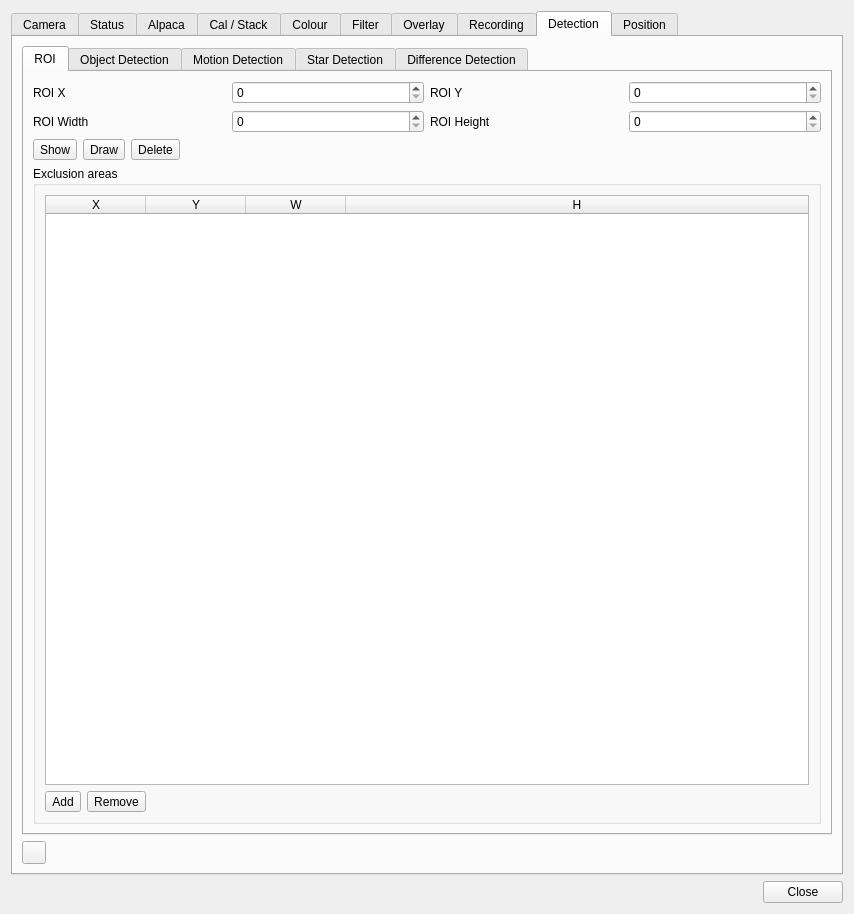
Qt form plugins/feature/camera/camerasettingsdialog.ui (srcejon/sdrangel) before a commit.
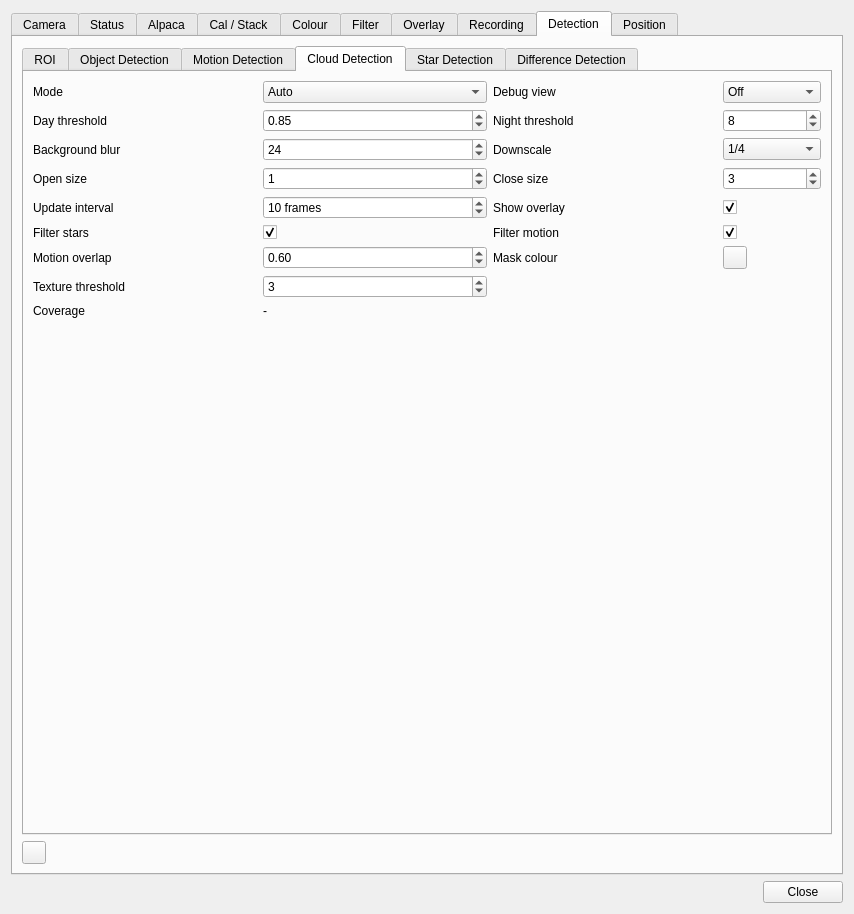
The same form after that commit. The open tabs and pages were chosen to show the change. Icons and pictures are not drawn. Custom widgets are drawn as their Qt base class.

Commit message: Add cloud detection

The edit to the form file:
```diff
--- a/plugins/feature/camera/camerasettingsdialog.ui
+++ b/plugins/feature/camera/camerasettingsdialog.ui
@@ -6096,6 +6096,426 @@
            </item>
           </layout>
          </widget>
+         <widget class="QWidget" name="tabCloud">
+          <property name="toolTip">
+           <string>Cloud detection settings.</string>
+          </property>
+          <attribute name="title">
+           <string>Cloud Detection</string>
+          </attribute>
+          <layout class="QGridLayout" name="gridLayoutCloud">
+           <item row="0" column="0">
+            <widget class="QLabel" name="cloudModeLabel">
+             <property name="minimumSize">
+              <size>
+               <width>130</width>
+               <height>0</height>
+              </size>
+             </property>
+             <property name="text">
+              <string>Mode</string>
+             </property>
+            </widget>
+           </item>
+           <item row="0" column="1">
+            <widget class="QComboBox" name="cloudModeCombo">
+             <property name="minimumSize">
+              <size>
+               <width>180</width>
+               <height>0</height>
+              </size>
+             </property>
+             <property name="toolTip">
+              <string>Cloud classification path. Auto picks day or night from overall frame brightness; day thresholds the red/blue ratio; night thresholds sky-background deviation</string>
+             </property>
+             <item>
+              <property name="text">
+               <string>Auto</string>
+              </property>
+             </item>
+             <item>
+              <property name="text">
+               <string>Day</string>
+              </property>
+             </item>
+             <item>
+              <property name="text">
+               <string>Night</string>
+              </property>
+             </item>
+            </widget>
+           </item>
+           <item row="0" column="2">
+            <widget class="QLabel" name="cloudDebugViewLabel">
+             <property name="minimumSize">
+              <size>
+               <width>130</width>
+               <height>0</height>
+              </size>
+             </property>
+             <property name="text">
+              <string>Debug view</string>
+             </property>
+            </widget>
+           </item>
+           <item row="0" column="3">
+            <widget class="QComboBox" name="cloudDebugViewCombo">
+             <property name="toolTip">
+              <string>Replace the preview image with an intermediate cloud detection stage</string>
+             </property>
+             <item>
+              <property name="text">
+               <string>Off</string>
+              </property>
+             </item>
+             <item>
+              <property name="text">
+               <string>Background</string>
+              </property>
+             </item>
+             <item>
+              <property name="text">
+               <string>Signal</string>
+              </property>
+             </item>
+             <item>
+              <property name="text">
+               <string>Thresholded</string>
+              </property>
+             </item>
+             <item>
+              <property name="text">
+               <string>Final</string>
+              </property>
+             </item>
+             <item>
+              <property name="text">
+               <string>Texture</string>
+              </property>
+             </item>
+            </widget>
+           </item>
+           <item row="1" column="0">
+            <widget class="QLabel" name="cloudDayThresholdLabel">
+             <property name="text">
+              <string>Day threshold</string>
+             </property>
+            </widget>
+           </item>
+           <item row="1" column="1">
+            <widget class="QDoubleSpinBox" name="cloudDayThresholdSpin">
+             <property name="toolTip">
+              <string>Day path: minimum red/blue ratio classified as cloud. Clear blue sky is typically 0.55-0.8, cloud 0.9 and above</string>
+             </property>
+             <property name="maximum">
+              <double>2.000000000000000</double>
+             </property>
+             <property name="singleStep">
+              <double>0.010000000000000</double>
+             </property>
+             <property name="value">
+              <double>0.850000000000000</double>
+             </property>
+            </widget>
+           </item>
+           <item row="1" column="2">
+            <widget class="QLabel" name="cloudNightThresholdLabel">
+             <property name="text">
+              <string>Night threshold</string>
+             </property>
+            </widget>
+           </item>
+           <item row="1" column="3">
+            <widget class="QSpinBox" name="cloudNightThresholdSpin">
+             <property name="toolTip">
+              <string>Night path: threshold on sky-background deviation from the median sky level (0-255)</string>
+             </property>
+             <property name="maximum">
+              <number>255</number>
+             </property>
+             <property name="value">
+              <number>8</number>
+             </property>
+            </widget>
+           </item>
+           <item row="2" column="0">
+            <widget class="QLabel" name="cloudBackgroundBlurLabel">
+             <property name="text">
+              <string>Background blur</string>
+             </property>
+            </widget>
+           </item>
+           <item row="2" column="1">
+            <widget class="QSpinBox" name="cloudBackgroundBlurSpin">
+             <property name="toolTip">
+              <string>Night path: blur radius used to estimate the sky background, in downscaled pixels</string>
+             </property>
+             <property name="minimum">
+              <number>1</number>
+             </property>
+             <property name="maximum">
+              <number>128</number>
+             </property>
+             <property name="value">
+              <number>24</number>
+             </property>
+            </widget>
+           </item>
+           <item row="2" column="2">
+            <widget class="QLabel" name="cloudDownscaleLabel">
+             <property name="text">
+              <string>Downscale</string>
+             </property>
+            </widget>
+           </item>
+           <item row="2" column="3">
+            <widget class="QComboBox" name="cloudDownscaleCombo">
+             <property name="toolTip">
+              <string>Downscale factor applied before cloud detection. Clouds are low-frequency structure, so heavy downscaling is cheap and safe</string>
+             </property>
+             <property name="currentIndex">
+              <number>2</number>
+             </property>
+             <item>
+              <property name="text">
+               <string>1</string>
+              </property>
+             </item>
+             <item>
+              <property name="text">
+               <string>1/2</string>
+              </property>
+             </item>
+             <item>
+              <property name="text">
+               <string>1/4</string>
+              </property>
+             </item>
+             <item>
+              <property name="text">
+               <string>1/8</string>
+              </property>
+             </item>
+            </widget>
+           </item>
+           <item row="3" column="0">
+            <widget class="QLabel" name="cloudOpenSizeLabel">
+             <property name="text">
+              <string>Open size</string>
+             </property>
+            </widget>
+           </item>
+           <item row="3" column="1">
+            <widget class="QSpinBox" name="cloudOpenSizeSpin">
+             <property name="toolTip">
+              <string>Kernel radius for cloud-mask morphological open (0 disables)</string>
+             </property>
+             <property name="maximum">
+              <number>20</number>
+             </property>
+             <property name="value">
+              <number>1</number>
+             </property>
+            </widget>
+           </item>
+           <item row="3" column="2">
+            <widget class="QLabel" name="cloudCloseSizeLabel">
+             <property name="text">
+              <string>Close size</string>
+             </property>
+            </widget>
+           </item>
+           <item row="3" column="3">
+            <widget class="QSpinBox" name="cloudCloseSizeSpin">
+             <property name="toolTip">
+              <string>Kernel radius for cloud-mask morphological close (0 disables)</string>
+             </property>
+             <property name="maximum">
+              <number>20</number>
+             </property>
+             <property name="value">
+              <number>3</number>
+             </property>
+            </widget>
+           </item>
+           <item row="4" column="0">
+            <widget class="QLabel" name="cloudUpdateIntervalLabel">
+             <property name="text">
+              <string>Update interval</string>
+             </property>
+            </widget>
+           </item>
+           <item row="4" column="1">
+            <widget class="QSpinBox" name="cloudUpdateIntervalSpin">
+             <property name="toolTip">
+              <string>Recompute the cloud mask every this many frames. Clouds evolve slowly, so intermediate frames reuse the last mask</string>
+             </property>
+             <property name="suffix">
+              <string> frames</string>
+             </property>
+             <property name="minimum">
+              <number>1</number>
+             </property>
+             <property name="maximum">
+              <number>600</number>
+             </property>
+             <property name="value">
+              <number>10</number>
+             </property>
+            </widget>
+           </item>
+           <item row="4" column="2">
+            <widget class="QLabel" name="cloudShowOverlayLabel">
+             <property name="text">
+              <string>Show overlay</string>
+             </property>
+            </widget>
+           </item>
+           <item row="4" column="3">
+            <widget class="QCheckBox" name="cloudShowOverlayCheck">
+             <property name="toolTip">
+              <string>Tint cloud-classified regions on the preview image</string>
+             </property>
+             <property name="text">
+              <string/>
+             </property>
+             <property name="checked">
+              <bool>true</bool>
+             </property>
+            </widget>
+           </item>
+           <item row="5" column="0">
+            <widget class="QLabel" name="cloudFilterStarsLabel">
+             <property name="text">
+              <string>Filter stars</string>
+             </property>
+            </widget>
+           </item>
+           <item row="5" column="1">
+            <widget class="QCheckBox" name="cloudFilterStarsCheck">
+             <property name="toolTip">
+              <string>Drop star detections whose centroid falls inside the cloud mask, so cloud structure cannot produce false stars</string>
+             </property>
+             <property name="text">
+              <string/>
+             </property>
+             <property name="checked">
+              <bool>true</bool>
+             </property>
+            </widget>
+           </item>
+           <item row="5" column="2">
+            <widget class="QLabel" name="cloudFilterMotionLabel">
+             <property name="text">
+              <string>Filter motion</string>
+             </property>
+            </widget>
+           </item>
+           <item row="5" column="3">
+            <widget class="QCheckBox" name="cloudFilterMotionCheck">
+             <property name="toolTip">
+              <string>Suppress motion boxes that substantially overlap the cloud mask, so drifting clouds do not register as motion</string>
+             </property>
+             <property name="text">
+              <string/>
+             </property>
+             <property name="checked">
+              <bool>true</bool>
+             </property>
+            </widget>
+           </item>
+           <item row="6" column="0">
+            <widget class="QLabel" name="cloudMotionOverlapLabel">
+             <property name="text">
+              <string>Motion overlap</string>
+             </property>
+            </widget>
+           </item>
+           <item row="6" column="1">
+            <widget class="QDoubleSpinBox" name="cloudMotionOverlapSpin">
+             <property name="toolTip">
+              <string>Fraction of a motion box that must be cloud before it is suppressed</string>
+             </property>
+             <property name="maximum">
+              <double>1.000000000000000</double>
+             </property>
+             <property name="singleStep">
+              <double>0.050000000000000</double>
+             </property>
+             <property name="value">
+              <double>0.600000000000000</double>
+             </property>
+            </widget>
+           </item>
+           <item row="6" column="2">
+            <widget class="QLabel" name="cloudColorLabel">
+             <property name="text">
+              <string>Mask colour</string>
+             </property>
+            </widget>
+           </item>
+           <item row="6" column="3">
+            <widget class="QToolButton" name="cloudColorButton">
+             <property name="toolTip">
+              <string>Overlay tint colour for cloud-classified regions</string>
+             </property>
+             <property name="text">
+              <string/>
+             </property>
+            </widget>
+           </item>
+           <item row="7" column="0">
+            <widget class="QLabel" name="cloudTextureThresholdLabel">
+             <property name="text">
+              <string>Texture threshold</string>
+             </property>
+            </widget>
+           </item>
+           <item row="7" column="1">
+            <widget class="QSpinBox" name="cloudTextureThresholdSpin">
+             <property name="toolTip">
+              <string>Day path: fine-scale texture level above which a region cannot be cloud. Rejects grey/white but textured surfaces such as roofs, trees and buildings. 0 disables</string>
+             </property>
+             <property name="maximum">
+              <number>255</number>
+             </property>
+             <property name="value">
+              <number>3</number>
+             </property>
+            </widget>
+           </item>
+           <item row="8" column="0">
+            <widget class="QLabel" name="cloudCoverageTitleLabel">
+             <property name="text">
+              <string>Coverage</string>
+             </property>
+            </widget>
+           </item>
+           <item row="8" column="1">
+            <widget class="QLabel" name="cloudCoverageLabel">
+             <property name="toolTip">
+              <string>Percentage of the evaluated sky classified as cloud in the latest frame</string>
+             </property>
+             <property name="text">
+              <string>-</string>
+             </property>
+            </widget>
+           </item>
+           <item row="9" column="0">
+            <spacer name="cloudVerticalSpacer">
+             <property name="orientation">
+              <enum>Qt::Orientation::Vertical</enum>
+             </property>
+             <property name="sizeHint" stdset="0">
+              <size>
+               <width>20</width>
+               <height>40</height>
+              </size>
+             </property>
+            </spacer>
+           </item>
+          </layout>
+         </widget>
          <widget class="QWidget" name="tab_3">
           <property name="toolTip">
            <string>Star detection and plate-solving settings.</string>
```
The commit also changes 20 other files.
